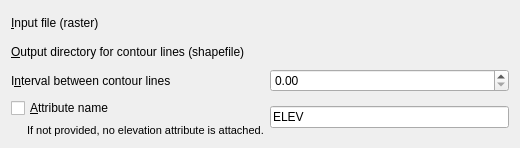
kadas-albireo/kadas-albireo, file python/plugins/GdalTools/tools/widgetContour.ui: the form before one commit.
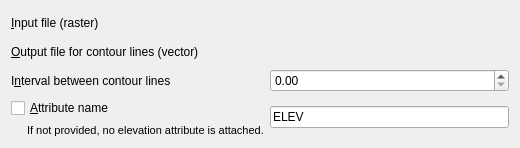
The form after the commit. Custom widgets are drawn as their Qt base class.

Commit message: Correct the output label's text in GdalTools Contour

Diff of the .ui file:
```diff
--- a/python/plugins/GdalTools/tools/widgetContour.ui
+++ b/python/plugins/GdalTools/tools/widgetContour.ui
@@ -35,7 +35,7 @@
      <item row="1" column="0">
       <widget class="QLabel" name="label_2">
        <property name="text">
-        <string>&amp;Output directory for contour lines (shapefile)</string>
+        <string>&amp;Output file for contour lines (vector)</string>
        </property>
        <property name="buddy">
         <cstring>outSelector</cstring>
```
The commit also changes 2 other files.
